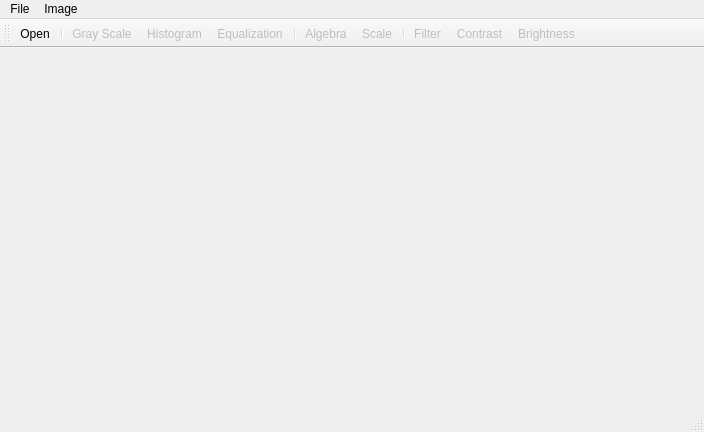
This is src/MainWindow.ui in Ovilia/PIP as Qt 5 draws it before an edit. The edited form follows.
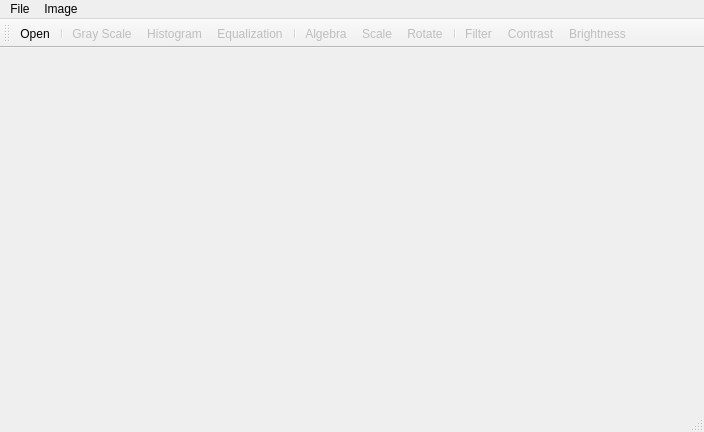
This is the edited form. Icons and pictures are not drawn.

Commit message: Rotate, brightness, contrast of team work

The edit to the form file:
```diff
--- a/src/MainWindow.ui
+++ b/src/MainWindow.ui
@@ -2,6 +2,9 @@
 <ui version="4.0">
  <class>MainWindow</class>
  <widget class="QMainWindow" name="MainWindow">
+  <property name="enabled">
+   <bool>true</bool>
+  </property>
   <property name="geometry">
    <rect>
     <x>0</x>
@@ -61,6 +64,9 @@
    <addaction name="menuImage"/>
   </widget>
   <widget class="QToolBar" name="mainToolBar">
+   <property name="enabled">
+    <bool>true</bool>
+   </property>
    <attribute name="toolBarArea">
     <enum>TopToolBarArea</enum>
    </attribute>
@@ -75,6 +81,7 @@
    <addaction name="separator"/>
    <addaction name="actionAlgebra"/>
    <addaction name="actionScale"/>
+   <addaction name="actionRotate"/>
    <addaction name="separator"/>
    <addaction name="actionFilter"/>
    <addaction name="actionContrast"/>
@@ -200,6 +207,18 @@
     <string>Gray Scale</string>
    </property>
   </action>
+  <action name="actionRotate">
+   <property name="enabled">
+    <bool>false</bool>
+   </property>
+   <property name="icon">
+    <iconset resource="resource.qrc">
+     <normaloff>:/images/images/rotate.png</normaloff>:/images/images/rotate.png</iconset>
+   </property>
+   <property name="text">
+    <string>Rotate</string>
+   </property>
+  </action>
  </widget>
  <layoutdefault spacing="6" margin="11"/>
  <resources>
```
Left out of the diff: 1 changed line with no effect on the pictures. The commit also changes 20 other files.
